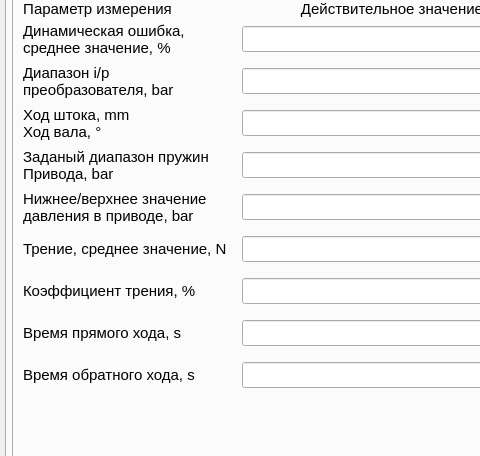
Rekvim/MpiSki, file Src/Ui/MainWindow/MainWindow.ui: the form before one commit; both pictures show x 0 to 480 and y 81 to 537 of the 1219 by 959 pixel window.
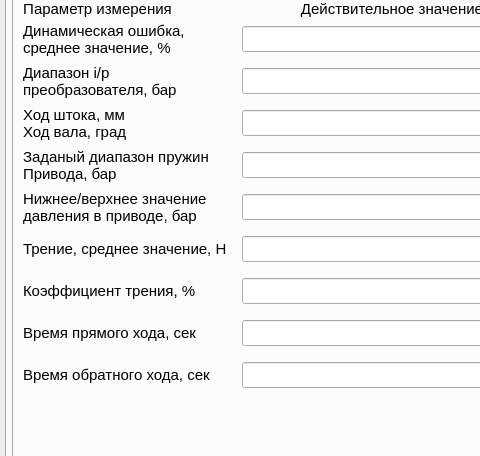
The form after the commit. Custom widgets are drawn as their Qt base class.

The edit to the form file:
```diff
--- a/Src/Ui/MainWindow/MainWindow.ui
+++ b/Src/Ui/MainWindow/MainWindow.ui
@@ -4854,7 +4854,7 @@
                  </font>
                 </property>
                 <property name="text">
-                 <string>Время обратного хода, s</string>
+                 <string>Время обратного хода, сек</string>
                 </property>
                </widget>
               </item>
@@ -4881,7 +4881,7 @@
                 </property>
                 <property name="text">
                  <string>Нижнее/верхнее значение
-давления в приводе, bar</string>
+давления в приводе, бар</string>
                 </property>
                </widget>
               </item>
@@ -4908,7 +4908,7 @@
                 </property>
                 <property name="text">
                  <string>Заданый диапазон пружин
-Привода, bar</string>
+Привода, бар</string>
                 </property>
                </widget>
               </item>
@@ -5091,8 +5091,8 @@
                  </font>
                 </property>
                 <property name="text">
-                 <string>Ход штока, mm
-Ход вала, °</string>
+                 <string>Ход штока, мм
+Ход вала, град</string>
                 </property>
                </widget>
               </item>
@@ -5185,7 +5185,7 @@
                 </property>
                 <property name="text">
                  <string>Диапазон i/p
-преобразователя, bar</string>
+преобразователя, бар</string>
                 </property>
                </widget>
               </item>
@@ -5273,7 +5273,7 @@
                  <number>2</number>
                 </property>
                 <property name="text">
-                 <string>Трение, среднее значение, N</string>
+                 <string>Трение, среднее значение, Н</string>
                 </property>
                </widget>
               </item>
@@ -5352,7 +5352,7 @@
                  </font>
                 </property>
                 <property name="text">
-                 <string>Время прямого хода, s</string>
+                 <string>Время прямого хода, сек</string>
                 </property>
                </widget>
               </item>
```
Left out of the diff: 77 changed lines with no effect on the pictures.
